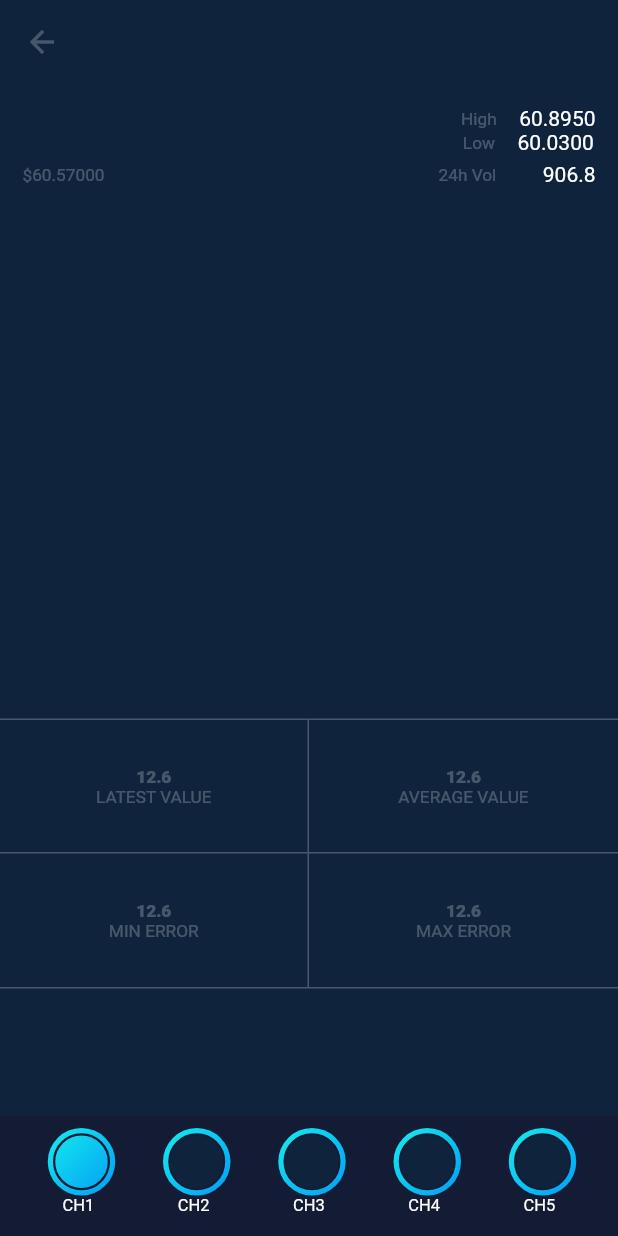
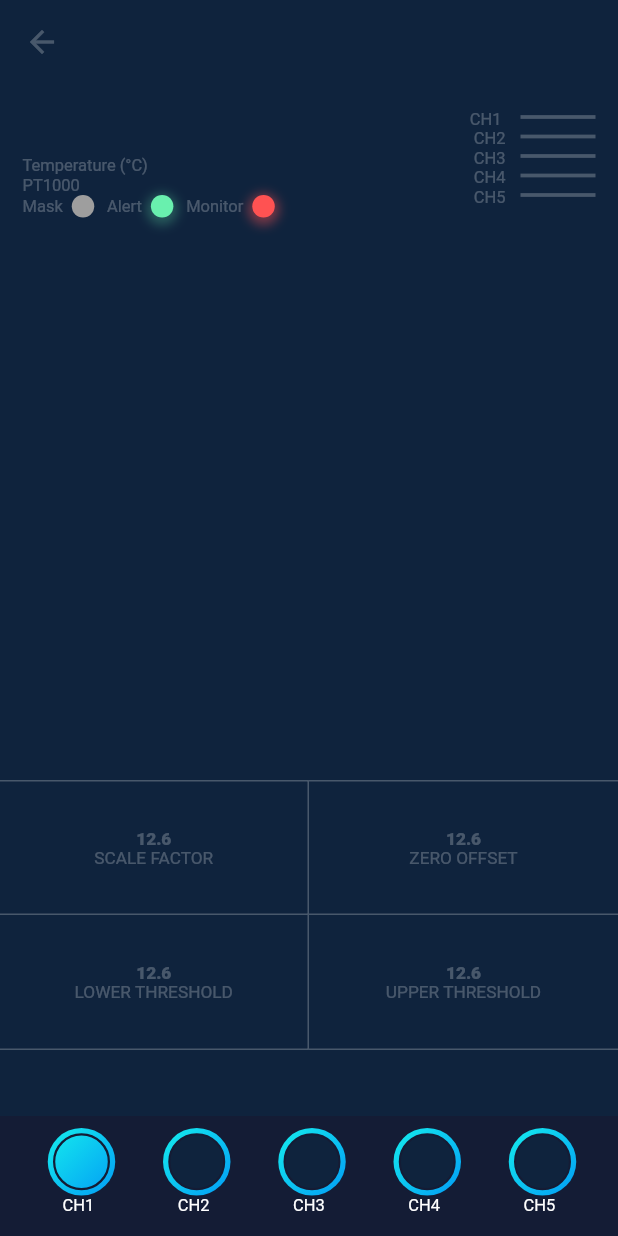
Before and after one commit to mugadza/datav8, a Flutter app: the ChannelDetailsScreen screen opened directly with empty values, on a phone screen of 412 x 824 dp. Run offline on Flutter 3.47's test engine with Material 2 defaults, Android fonts, the phone set to English and light mode, and no system bars; our stand-ins replace bloc, carousel_pro, equatable, flutter_bloc, flutter_spinkit, graphql and 4 more; missing offline and left inert: flutter_sparkline; accounts and stored records are empty; Roboto replaces fonts that are missing (Popins).

Commit message:
redesigned the header

```diff
--- a/lib/screens/devices/ChannelDetailsScreen.dart
+++ b/lib/screens/devices/ChannelDetailsScreen.dart
@@ -9,6 +9,10 @@ class ChannelDetailsScreen extends StatefulWidget {
   ChannelDetailsScreen({Key key, this.item}) : super(key: key);
 
   _ChannelDetailsScreenState createState() => _ChannelDetailsScreenState();
+}
+
+enum Status{
+  NONE, RED, GREEN
 }
 
 class _ChannelDetailsScreenState extends State<ChannelDetailsScreen> {
@@ -78,7 +82,7 @@ class _ChannelDetailsScreenState extends State<ChannelDetailsScreen> {
                 ),
                 // -------------------------------------------------------------
 
-                SizedBox(height: 20.0),
+                SizedBox(height: 40.0),
 
                 // -------------------------------------------------------------
                 Row(
@@ -93,7 +97,7 @@ class _ChannelDetailsScreenState extends State<ChannelDetailsScreen> {
                         mainAxisAlignment: MainAxisAlignment.center,
                         children: <Widget>[
                           Text("12.6", style: valueInfoStyle),
-                          Text("LATEST VALUE", style: titleInfoStyle),
+                          Text("SCALE FACTOR", style: titleInfoStyle),
                         ],
                       ),
                     ),
@@ -105,7 +109,7 @@ class _ChannelDetailsScreenState extends State<ChannelDetailsScreen> {
                         mainAxisAlignment: MainAxisAlignment.center,
                         children: <Widget>[
                           Text("12.6", style: valueInfoStyle),
-                          Text("AVERAGE VALUE", style: titleInfoStyle),
+                          Text("ZERO OFFSET", style: titleInfoStyle),
                         ],
                       ),
                     ),
@@ -126,7 +130,7 @@ class _ChannelDetailsScreenState extends State<ChannelDetailsScreen> {
                         mainAxisAlignment: MainAxisAlignment.center,
                         children: <Widget>[
                           Text("12.6", style: valueInfoStyle),
-                          Text("MIN ERROR", style: titleInfoStyle),
+                          Text("LOWER THRESHOLD", style: titleInfoStyle),
                         ],
                       ),
                     ),
@@ -140,7 +144,7 @@ class _ChannelDetailsScreenState extends State<ChannelDetailsScreen> {
                         mainAxisAlignment: MainAxisAlignment.center,
                         children: <Widget>[
                           Text("12.6", style: valueInfoStyle),
-                          Text("MAX ERROR", style: titleInfoStyle),
+                          Text("UPPER THRESHOLD", style: titleInfoStyle),
                         ],
                       ),
                     ),
@@ -160,100 +164,92 @@ class _ChannelDetailsScreenState extends State<ChannelDetailsScreen> {
   }
 
   Widget _channelSummaryHeader() {
-    return Column(
+    TextStyle style = TextStyle(color: Theme.of(context).hintColor, fontFamily: "Popins", fontSize: 11);
+    return Row(
+      mainAxisAlignment: MainAxisAlignment.spaceBetween,
       children: <Widget>[
-        Row(
-          mainAxisAlignment: MainAxisAlignment.spaceBetween,
+        Column(
+          mainAxisAlignment: MainAxisAlignment.start,
+          crossAxisAlignment: CrossAxisAlignment.start,
           children: <Widget>[
-            Text(
-              widget.item.latestChannelValue,
-              style: TextStyle(
-                  color: widget.item.chartColor,
-                  fontSize: 36.0,
-                  fontFamily: "Sans",
-                  fontWeight: FontWeight.w700),
+            Text(widget.item.latestChannelValue, style: TextStyle(color: widget.item.chartColor, fontSize: 33.0, fontFamily: "Sans", fontWeight: FontWeight.w700)),
+            Text("Temperature (°C)", style: style),
+            Text("PT1000", style: style),
+//            Text("Mask    Alert    Monitor", style: style),
+            Row(
+              mainAxisAlignment: MainAxisAlignment.start,
+              children: <Widget>[
+                Text("Mask", style: style),
+                SizedBox(width: 6.0),
+                _channelOnOffIndicator(Status.NONE),
+                SizedBox(width: 8.5),
+                Text("Alert", style: style),
+                SizedBox(width: 6.0),
+                _channelOnOffIndicator(Status.GREEN),
+                SizedBox(width: 8.5),
+                Text("Monitor", style: style),
+                SizedBox(width: 6.0),
+                _channelOnOffIndicator(Status.RED),
+              ],
             ),
-            Column(
-              children: <Widget>[
-                Row(
-                  children: <Widget>[
-                    Padding(
-                      padding: const EdgeInsets.only(right: 15.0),
-                      child: Text(
-                        "High",
-                        style: TextStyle(
-                            color: Theme.of(context).hintColor,
-                            fontFamily: "Popins",
-                            fontSize: 11.5),
-                      ),
-                    ),
-                    SizedBox(
-                      height: 7.0,
-                    ),
-                    Text("60.8950")
-                  ],
-                ),
-                Row(
-                  children: <Widget>[
-                    Padding(
-                      padding: const EdgeInsets.only(right: 15.0),
-                      child: Text(
-                        "Low",
-                        style: TextStyle(
-                            color: Theme.of(context).hintColor,
-                            fontFamily: "Popins",
-                            fontSize: 11.5),
-                      ),
-                    ),
-                    Text("60.0300")
-                  ],
-                )
-              ],
-            )
           ],
         ),
-        Row(
-          mainAxisAlignment: MainAxisAlignment.spaceBetween,
+
+        Column(
+          crossAxisAlignment: CrossAxisAlignment.end,
           children: <Widget>[
-            Row(
-              children: <Widget>[
-                Text(
-                  "\$60.57000",
-                  style: TextStyle(
-                      color: Theme.of(context).hintColor,
-                      fontFamily: "Popins",
-                      fontSize: 11.5),
-                ),
-                Padding(
-                  padding: const EdgeInsets.only(left: 10.0),
-                  child: Text(
-                    widget.item.latestChannelValue,
-                    style: TextStyle(color: widget.item.chartColor),
-                  ),
-                ),
-              ],
-            ),
-            Row(
-              children: <Widget>[
-                Padding(
-                  padding: const EdgeInsets.only(right: 31.0),
-                  child: Text(
-                    "24h Vol",
-                    style: TextStyle(
-                        color: Theme.of(context).hintColor,
-                        fontFamily: "Popins",
-                        fontSize: 11.5),
-                  ),
-                ),
-                Text("906.8")
-              ],
-            )
+            _channelStatusIndicator("CH1 "),
+            _channelStatusIndicator("CH2"),
+            _channelStatusIndicator("CH3"),
+            _channelStatusIndicator("CH4"),
+            _channelStatusIndicator("CH5"),
           ],
         ),
       ],
     );
   }
 
+  Widget _channelOnOffIndicator(Status status){
+    BoxDecoration decoration;
+
+    switch(status){
+      case Status.NONE:
+        decoration = BoxDecoration(color: Colors.grey, borderRadius: BorderRadius.circular(50));
+        break;
+      case Status.RED:
+        decoration = BoxDecoration(
+            color: Colors.redAccent,
+            borderRadius: BorderRadius.circular(50),
+            boxShadow: [
+              BoxShadow(color: Colors.redAccent.withAlpha(110), blurRadius: 5.0, spreadRadius: 3.0, offset: Offset(0.0, 2.0)),
+            ]
+        );
+        break;
+      case Status.GREEN:
+        decoration = BoxDecoration(
+          color: Colors.greenAccent,
+          borderRadius: BorderRadius.circular(50),
+          boxShadow: [
+            BoxShadow(color: Colors.greenAccent.withAlpha(70), blurRadius: 5.0, spreadRadius: 3.0, offset: Offset(0.0, 2.0)),
+          ]
+        );
+        break;
+    }
+
+    return Container(height: 15, width: 15, decoration: decoration);
+  }
+
+  Widget _channelStatusIndicator(String channel){
+    return Row(
+      children: <Widget>[
+        Padding(
+          padding: const EdgeInsets.only(right: 10.0),
+          child: Text(channel, style: TextStyle(color: Theme.of(context).hintColor, fontFamily: "Popins", fontSize: 11)),
+        ),
+        Container(color: Theme.of(context).hintColor, height: 2.5, width: 50, margin: const EdgeInsets.only(bottom: 3))
+      ],
+    );
+  }
 
   Widget _channelIndicator(bool status, int channel){
     return InkWell(
--- a/lib/screens/devices/DeviceScreen.dart
+++ b/lib/screens/devices/DeviceScreen.dart
@@ -55,6 +55,7 @@ class _DeviceScreenState extends State<DeviceScreen> {
                   height: 210.0,
                   width: double.infinity,
                   child: Carousel(
+                    autoplay: false,
                     boxFit: BoxFit.cover,
                     dotColor: Colors.white.withOpacity(0.8),
                     dotSize: 5.5,
--- a/pubspec.yaml
+++ b/pubspec.yaml
@@ -14,7 +14,6 @@ dependencies:
   flutter_staggered_grid_view: ^0.3.0
   shimmer: ^1.1.1
   flutter_bloc: ^3.2.0
-  carousel_slider: ^1.3.0
   provider: ^4.0.4
   shared_preferences: ^0.5.6+3
   flutter_spinkit: ^4.1.2+1
```
Also changed, not shown: pubspec.lock.
